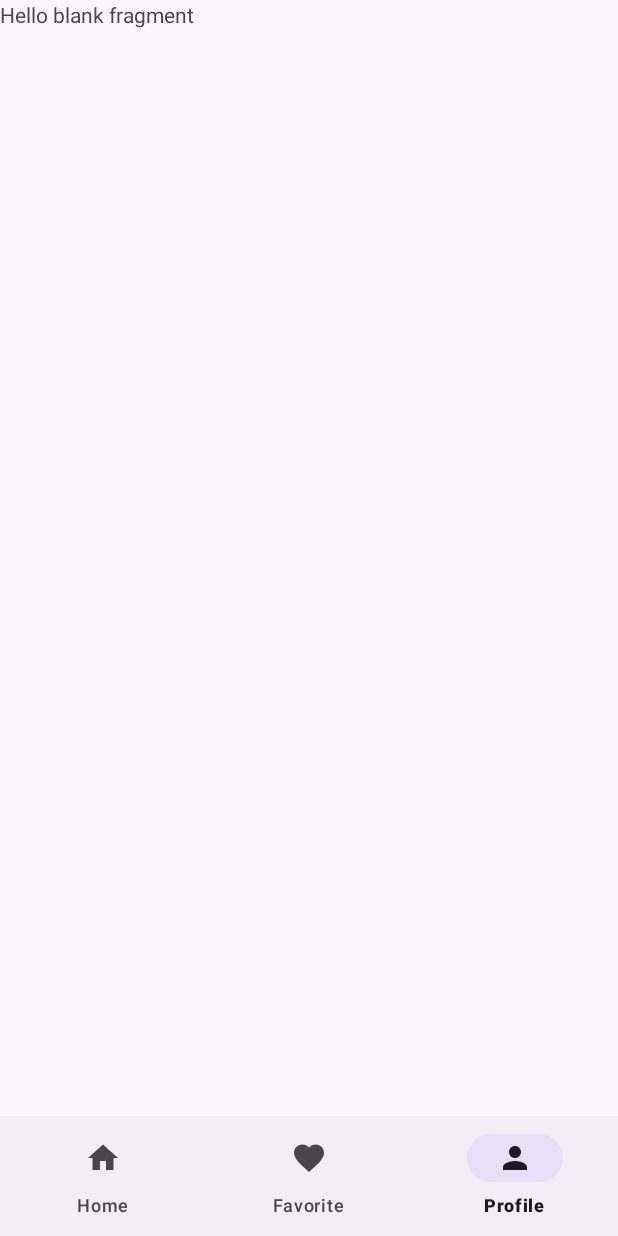
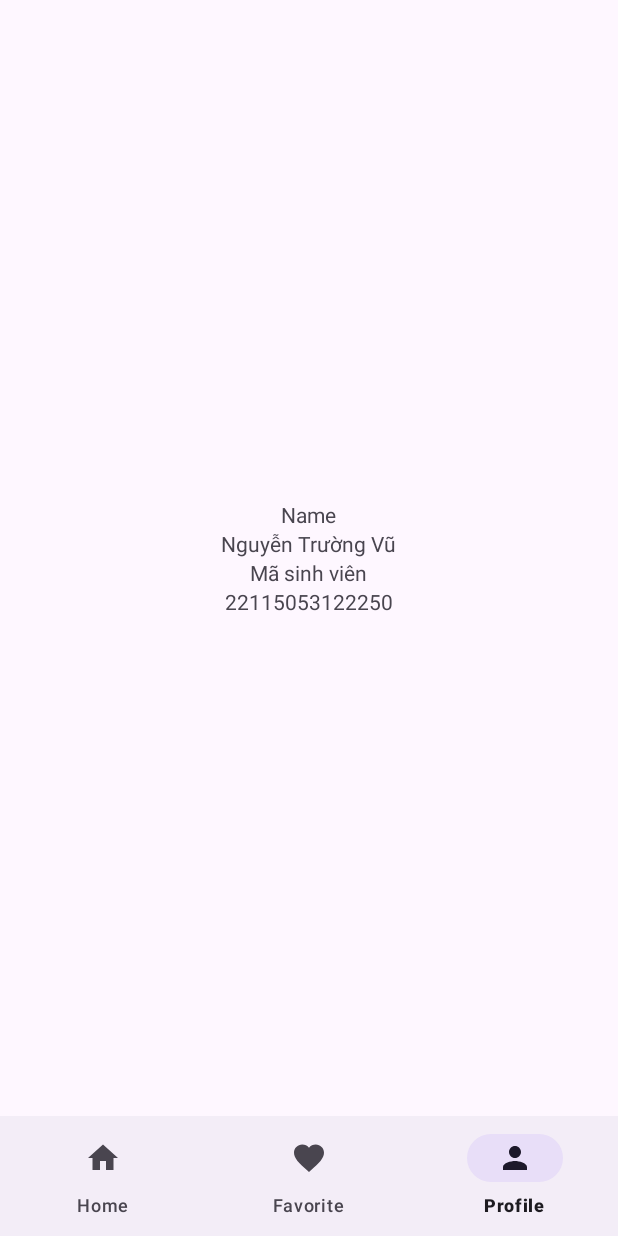
Before and after one commit to truongvu1508/LTTD04_NguyenTruongVu_BTCuoiKy, an Android app: the HomeFragment screen opened directly, with no data from a screen before it, item 3 of the bottom bar chosen, on a phone screen of 412 x 824 dp. Run offline under Robolectric (Android 15) with nearby library versions, the phone set to English and light mode, and no system bars.

Commit message:
truongvu update

```diff
--- a/app/src/main/res/layout/fragment_home.xml
+++ b/app/src/main/res/layout/fragment_home.xml
@@ -75,6 +75,7 @@
         android:layout_height="wrap_content"
         android:orientation="horizontal"
         android:padding="32dp"
+        android:layout_marginBottom="16dp"
         android:background="@drawable/background">
 
         <LinearLayout
@@ -108,4 +109,12 @@
 
     </LinearLayout>
 
+    <TextView
+        android:id="@+id/textView12"
+        android:layout_width="match_parent"
+        android:layout_height="wrap_content"
+        android:text="MyTasks"
+        android:textStyle="bold"
+        android:textSize="20sp"/>
+
 </LinearLayout>
--- a/app/src/main/res/layout/fragment_profile.xml
+++ b/app/src/main/res/layout/fragment_profile.xml
@@ -1,14 +1,34 @@
 <?xml version="1.0" encoding="utf-8"?>
-<FrameLayout xmlns:android="http://schemas.android.com/apk/res/android"
+<LinearLayout xmlns:android="http://schemas.android.com/apk/res/android"
     xmlns:tools="http://schemas.android.com/tools"
     android:layout_width="match_parent"
     android:layout_height="match_parent"
-    tools:context=".ProfileFragment">
+    tools:context=".ProfileFragment"
+    android:gravity="center"
+    android:orientation="vertical">
 
-    <!-- TODO: Update blank fragment layout -->
+
     <TextView
-        android:layout_width="match_parent"
-        android:layout_height="match_parent"
-        android:text="@string/hello_blank_fragment" />
+        android:id="@+id/textView13"
+        android:layout_width="wrap_content"
+        android:layout_height="wrap_content"
+        android:text="Name" />
 
-</FrameLayout>
+    <TextView
+        android:id="@+id/textView14"
+        android:layout_width="wrap_content"
+        android:layout_height="wrap_content"
+        android:text="Nguyễn Trường Vũ" />
+
+    <TextView
+        android:id="@+id/textView15"
+        android:layout_width="wrap_content"
+        android:layout_height="wrap_content"
+        android:text="Mã sinh viên" />
+
+    <TextView
+        android:id="@+id/textView16"
+        android:layout_width="wrap_content"
+        android:layout_height="wrap_content"
+        android:text="22115053122250" />
+</LinearLayout>
```
